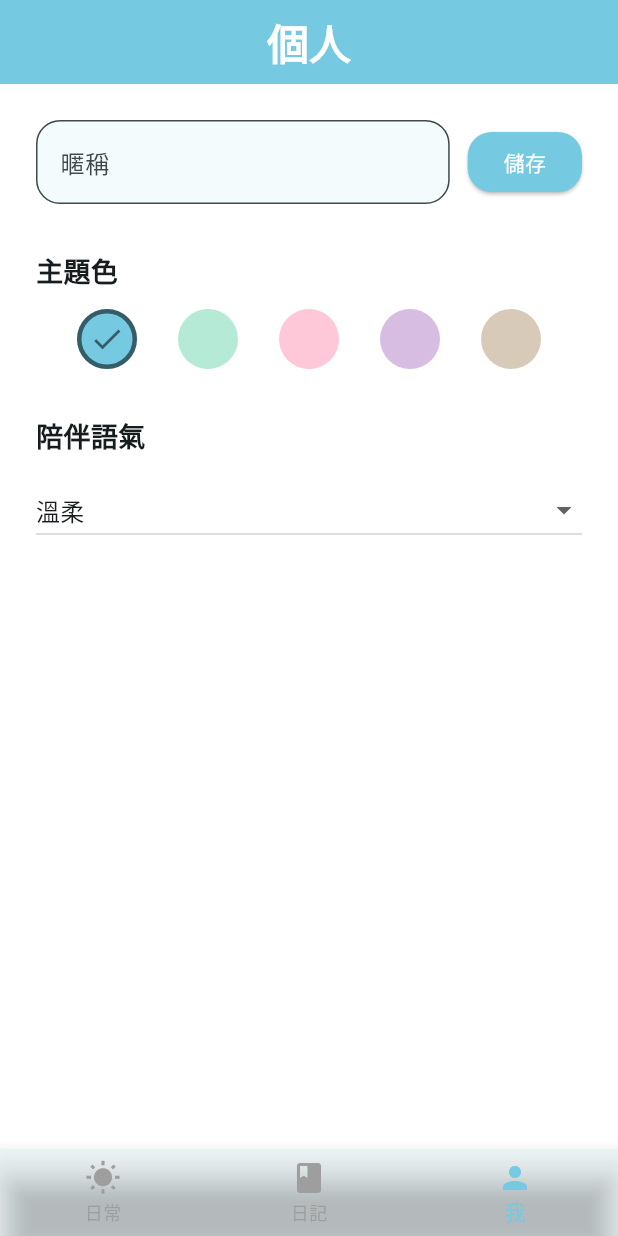
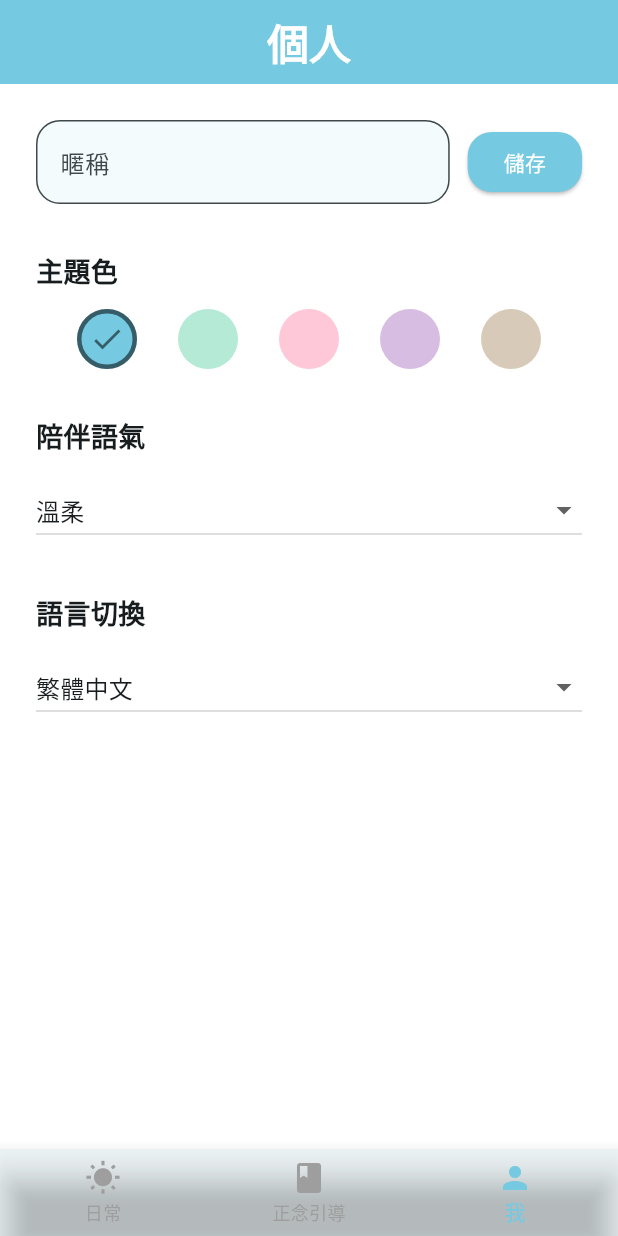
Before and after one commit to kyoangel/Daylight, a Flutter app: the screen it shows after launch, item 3 of the bottom bar chosen, on a phone screen of 412 x 824 dp. Run offline on Flutter 3.47's test engine with Material 3 defaults, Android fonts, the phone set to English and light mode, and no system bars; our stand-ins replace flutter_riverpod, shared_preferences.

Commit message:
rename diary to mindfulness and add language toggle

```diff
--- a/lib/common/app_strings.dart
+++ b/lib/common/app_strings.dart
@@ -10,7 +10,7 @@ class AppStrings {
   String get appTitle => isEnglish ? 'Daylight' : '一日之光';
   String get navDaily => isEnglish ? 'Daily' : '日常';
   String get navCompanion => isEnglish ? 'Companion' : '陪伴';
-  String get navDiary => isEnglish ? 'Diary' : '日記';
+  String get navDiary => isEnglish ? 'Mindfulness' : '正念引導';
   String get navProfile => isEnglish ? 'Me' : '我';
 
   String get profileTitle => isEnglish ? 'Profile' : '個人';
@@ -23,6 +23,7 @@ class AppStrings {
   String get triggersLabel => isEnglish ? 'Triggers (multi-select)' : '觸發源（多選）';
   String get moodBaselineLabel => isEnglish ? 'Mood baseline' : '心情基準';
   String get toneLabel => isEnglish ? 'Support tone' : '陪伴語氣';
+  String get languageToggleLabel => isEnglish ? 'App language' : '語言切換';
 
   String get onboardingWelcome => isEnglish ? 'Welcome' : '歡迎';
   String get onboardingWelcomeBody => isEnglish
@@ -95,7 +96,7 @@ class AppStrings {
       ? 'Weekly average ${avg.toStringAsFixed(1)}, high $max, low $min.'
       : '本週平均心情 ${avg.toStringAsFixed(1)}，最高 $max，最低 $min。';
 
-  String get diaryTitle => isEnglish ? 'Mood Diary' : '情緒日記';
+  String get diaryTitle => isEnglish ? 'Mindfulness' : '正念引導';
   String get weeklyDistribution => isEnglish ? 'Weekly Mood Distribution' : '本週心情分佈';
   String get moodSelect => isEnglish ? 'Mood' : '心情選擇';
   String get diaryTemplate => isEnglish ? 'Template' : '日記模板';
--- a/lib/features/profile/view/profile_page.dart
+++ b/lib/features/profile/view/profile_page.dart
@@ -113,6 +113,25 @@ class ProfilePage extends ConsumerWidget {
               },
             ),
             const SizedBox(height: 32),
+            Align(
+              alignment: Alignment.centerLeft,
+              child: Text(strings.languageToggleLabel,
+                  style: const TextStyle(fontWeight: FontWeight.bold, fontSize: 18)),
+            ),
+            const SizedBox(height: 12),
+            DropdownButton<String>(
+              value: profile.language,
+              isExpanded: true,
+              items: [
+                DropdownMenuItem(value: 'zh-TW', child: Text(strings.languageOptionLabel('zh-TW'))),
+                DropdownMenuItem(value: 'en', child: Text(strings.languageOptionLabel('en'))),
+              ],
+              onChanged: (value) {
+                if (value == null) return;
+                vm.updateLanguage(value);
+              },
+            ),
+            const SizedBox(height: 32),
             // 其他設定可擴充...
           ],
         ),
--- a/lib/features/profile/viewmodel/profile_viewmodel.dart
+++ b/lib/features/profile/viewmodel/profile_viewmodel.dart
@@ -35,6 +35,11 @@ class UserProfileViewModel extends StateNotifier<UserProfileModel> {
     state = state.copyWith(toneStyle: toneStyle);
     await _repository.save(state);
   }
+
+  Future<void> updateLanguage(String language) async {
+    state = state.copyWith(language: language);
+    await _repository.save(state);
+  }
 }
 
 final userProfileViewModelProvider = StateNotifierProvider<UserProfileViewModel, UserProfileModel>(
```
